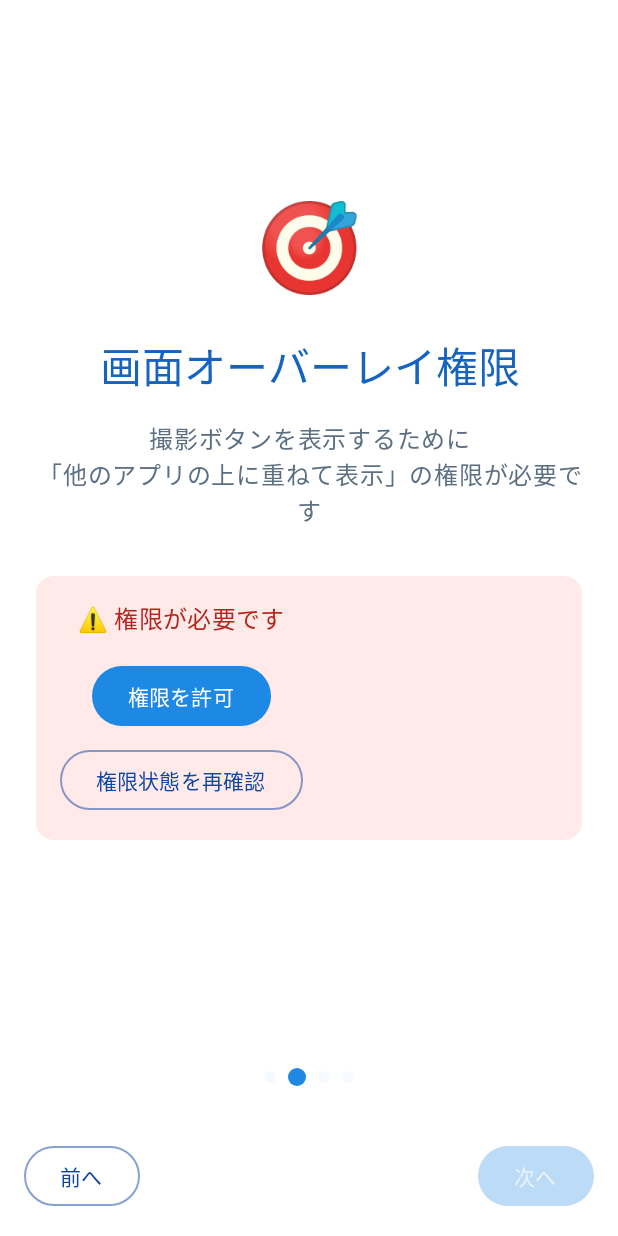
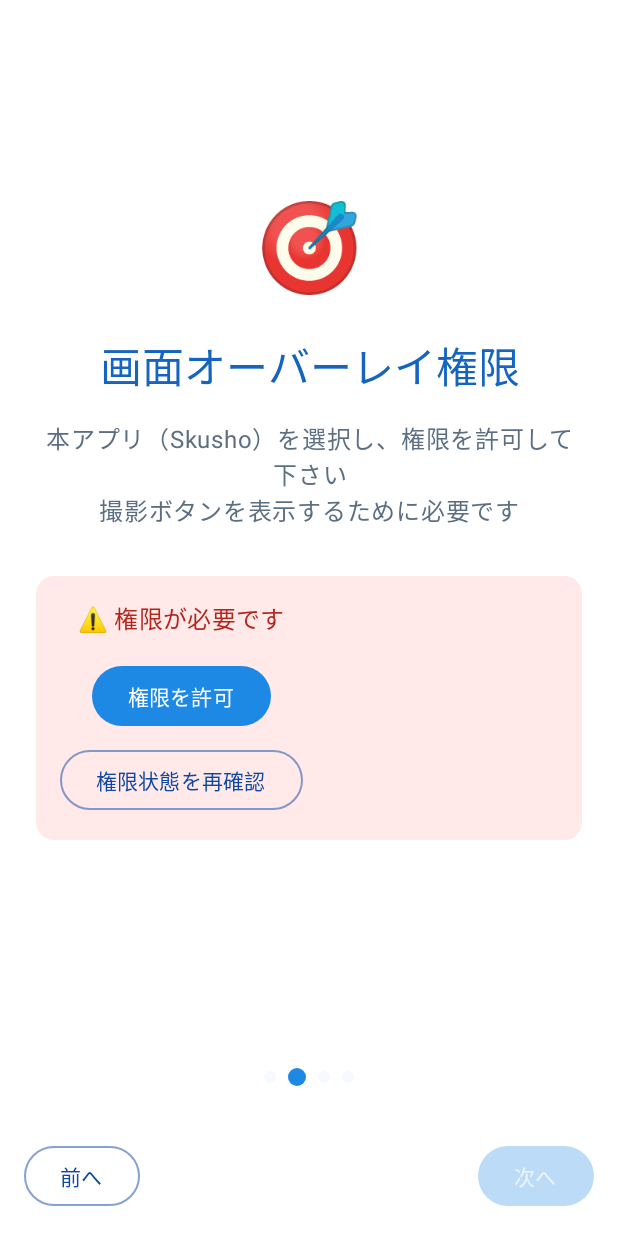
Before and after one commit to 3balljugglerYu/Skusho, an Android app built with Jetpack Compose: the screen it shows after launch (MainActivity), after a tap on "次へ", on a phone screen of 412 x 824 dp. Run offline under Robolectric (Android 15) with nearby library versions, the phone set to English and light mode, and no system bars; our stand-ins replace Dagger/Hilt's generated code.

Commit message:
文言修正

```diff
--- a/app/src/main/java/com/example/skusho/ui/home/HomeScreen.kt
+++ b/app/src/main/java/com/example/skusho/ui/home/HomeScreen.kt
@@ -468,7 +468,7 @@ fun HomeScreen(
                         label = "オーバーレイ表示",
                         status = if (hasOverlayPermission) "許可済み" else "未許可",
                         statusColor = overlayStatusColor,
-                        supportingText = "撮影ボタンの表示に必要です"
+                        supportingText = "本アプリ（Skusho）を選択し、権限を許可して下さい\n撮影ボタンを表示するために必要です"
                     )
                     if (!hasOverlayPermission && !isMIUI()) {
                         Button(
--- a/app/src/main/java/com/example/skusho/ui/onboarding/OnboardingScreen.kt
+++ b/app/src/main/java/com/example/skusho/ui/onboarding/OnboardingScreen.kt
@@ -282,7 +282,7 @@ private fun WelcomePage() {
         )
         Spacer(modifier = Modifier.height(16.dp))
         Text(
-            text = "画面端の撮影ボタンをタップするだけで\nスクリーンショットを撮影できます",
+            text = "撮影ボタンをタップするだけで\nスクリーンショットを撮影できます",
             style = MaterialTheme.typography.bodyLarge,
             textAlign = TextAlign.Center,
             color = MutedText
@@ -340,7 +340,7 @@ private fun OverlayPermissionPage(
         )
         Spacer(modifier = Modifier.height(16.dp))
         Text(
-            text = "撮影ボタンを表示するために\n「他のアプリの上に重ねて表示」の権限が必要です",
+            text = "本アプリ（Skusho）を選択し、権限を許可して下さい\n撮影ボタンを表示するために必要です",
             style = MaterialTheme.typography.bodyLarge,
             textAlign = TextAlign.Center,
             color = MutedText
@@ -583,7 +583,7 @@ private fun ReadyPage() {
         )
         Spacer(modifier = Modifier.height(16.dp))
         Text(
-            text = "設定は以上です。\n「開始」ボタンをタップして\nスクリーンショット撮影を始めましょう！",
+            text = "設定は以上です。\nスクリーンショット撮影を始めましょう！",
             style = MaterialTheme.typography.bodyLarge,
             textAlign = TextAlign.Center,
             color = MutedText
```
